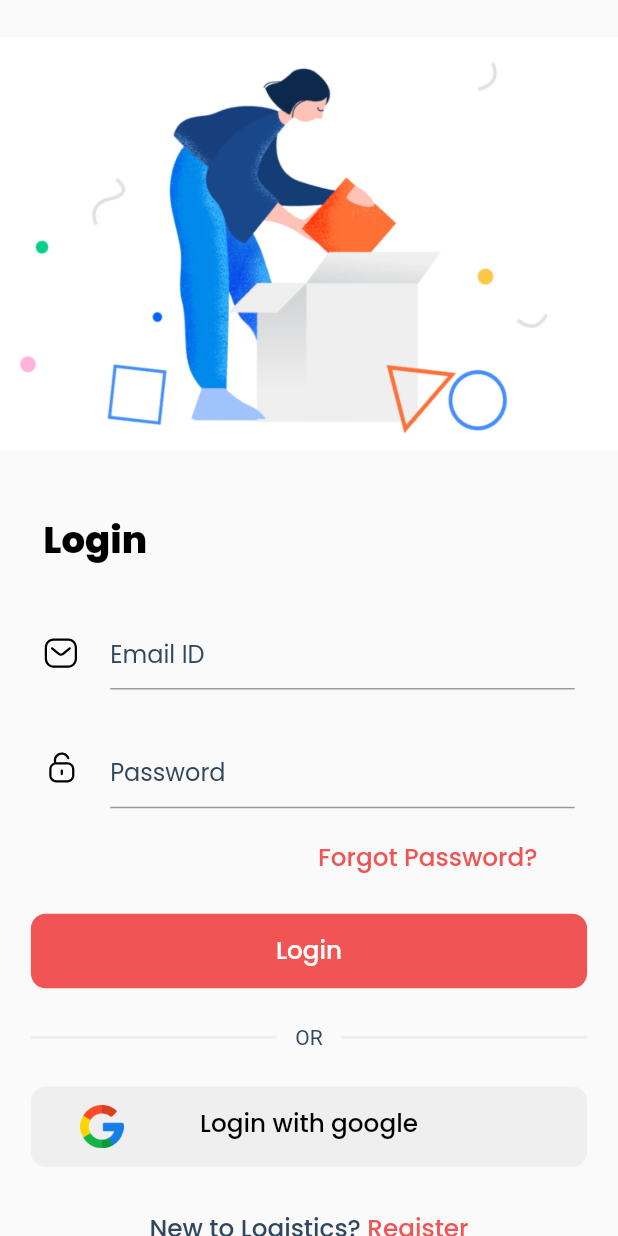
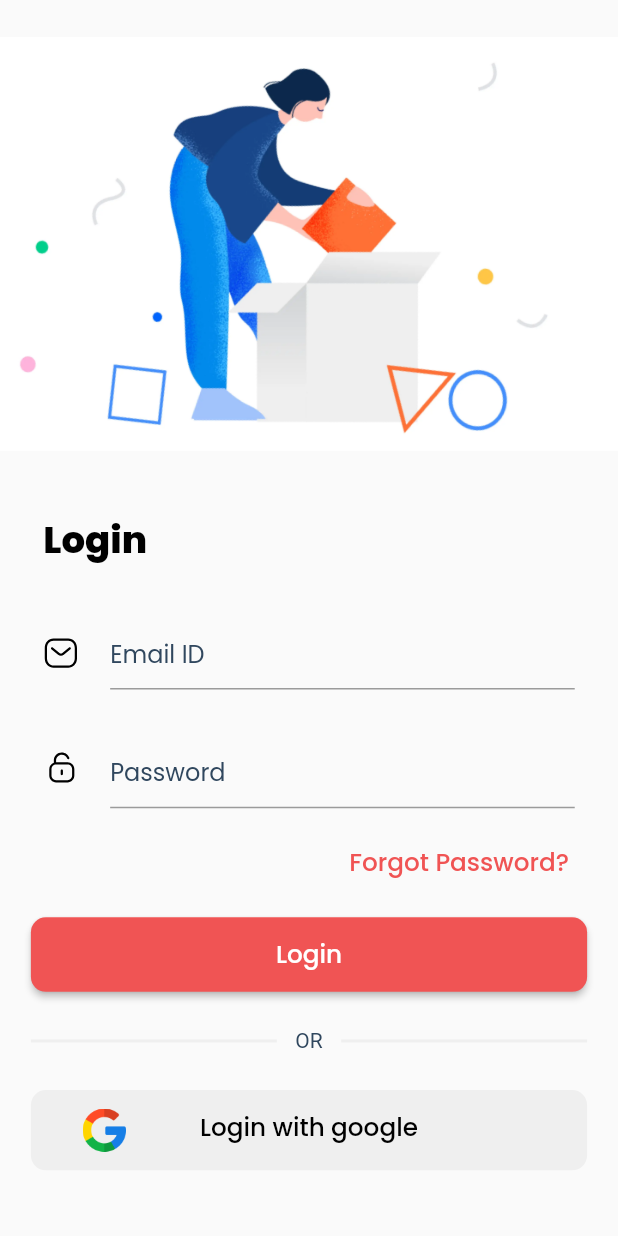
Before and after one commit to priyank56/kumkum-app, a Flutter app: the screen it shows after launch, on a phone screen of 412 x 824 dp. Run offline on Flutter 3.47's test engine with Material 2 defaults, Android fonts, the phone set to English and light mode, and no system bars; our stand-ins replace auto_size_text, cached_network_image, connectivity_plus, contacts_service, dio, dropdown_button2 and 21 more; accounts and stored records are empty.

Commit message:
Material design!!

```diff
--- a/lib/ui/contact/views/contact_screen.dart
+++ b/lib/ui/contact/views/contact_screen.dart
@@ -637,9 +637,7 @@ class ContactScreen extends StatelessWidget {
               EdgeInsets.only(top: Sizes.height_1_4, bottom: Sizes.height_1_4),
               child: Row(
                 children: [
-                  InkWell(
-                    onTap: () {},
-                    child: Container(
+                  Container(
                     decoration: BoxDecoration(
                         shape: BoxShape.circle,
                         border: Border.all(
@@ -650,7 +648,6 @@ class ContactScreen extends StatelessWidget {
                     child: Padding(
                       padding: const EdgeInsets.all(10.0),
                       child: Container(),
-                      ),
                     ),
                   ),
                   Expanded(
--- a/lib/ui/login/views/login_screen.dart
+++ b/lib/ui/login/views/login_screen.dart
@@ -3,6 +3,7 @@ import 'package:spotify_flutter_code/routes/app_routes.dart';
 import 'package:spotify_flutter_code/ui/login/controllers/login_controller.dart';
 import 'package:get/get.dart';
 import 'package:flutter_svg/svg.dart';
+import 'package:spotify_flutter_code/utils/utils.dart';
 import '../../../custom/dialog/progressdialog.dart';
 import '../../../utils/color.dart';
 import '../../../utils/constant.dart';
@@ -164,7 +165,7 @@ class LoginScreen extends StatelessWidget {
   }
 
   _widgetForGotPaasText() {
-    return Container(
+    /*return Container(
       alignment: Alignment.centerRight,
       child: Material(
         color: CColor.transparent,
@@ -193,37 +194,52 @@ class LoginScreen extends StatelessWidget {
           ),
         ),
       ),
+    );*/
+    return Container(
+      alignment: Alignment.centerRight,
+      margin:
+      EdgeInsets.only(top: Sizes.height_1_5, right: Sizes.width_6),
+      child: TextButton(
+        style: TextButton.styleFrom(
+          textStyle: TextStyle(
+              color: CColor.theme,
+              fontFamily: Constant.appFont,
+              fontWeight: FontWeight.w500,
+              fontSize: FontSize.size_12),
+        ),
+        onPressed: () {
+          Get.toNamed(AppRoutes.forgotPass);
+        },
+        child: Text("${"txtForgotPass".tr}?",style: TextStyle( color: CColor.theme),),
+      ),
     );
   }
 
   _widgetLoginButton(LoginController logic, BuildContext context) {
-    return Material(
-      color: CColor.transparent,
-      child: InkWell(
-        splashColor: CColor.theme,
-        onTap: () {
+    return Container(
+      width: MediaQuery.of(context).size.width,
+      margin: EdgeInsets.only(
+          top: Sizes.height_1_5, left: Sizes.width_5, right: Sizes.width_5),
+      child: ElevatedButton(
+        style: ElevatedButton.styleFrom(
+          backgroundColor: CColor.theme,
+          shape: RoundedRectangleBorder(
+            borderRadius: BorderRadius.circular(10), // <-- Radius
+          ),
+          textStyle: TextStyle(
+              color: CColor.white,
+              fontSize: FontSize.size_12,
+              fontFamily: Constant.appFont,
+              fontWeight: FontWeight.w500),
+        ),
+        onPressed: () {
           if(logic.validation(context)!) {
             logic.callLogin(context);
           }
         },
         child: Container(
-          margin: EdgeInsets.only(
-              top: Sizes.height_3, left: Sizes.width_5, right: Sizes.width_5),
-          width: MediaQuery.of(context).size.width,
-          decoration: BoxDecoration(
-            color: CColor.theme,
-            borderRadius: BorderRadius.circular(10),
-          ),
           padding: EdgeInsets.all(Sizes.height_1_5),
-          child: Text(
-            "txtLogin".tr,
-            style: TextStyle(
-                color: CColor.white,
-                fontSize: FontSize.size_12,
-                fontFamily: Constant.appFont,
-                fontWeight: FontWeight.w500),
-            textAlign: TextAlign.center,
-          ),
+          child: Text("txtLogin".tr,),
         ),
       ),
     );
@@ -260,26 +276,32 @@ class LoginScreen extends StatelessWidget {
   }
 
   _widgetGoogleButton(LoginController logic, BuildContext context) {
-    return Material(
-      color: CColor.transparent,
-      child: InkWell(
-        splashColor: CColor.grayEF,
-        onTap: () {
+    return Container(
+      width: MediaQuery.of(context).size.width,
+      margin: EdgeInsets.only(
+          top: Sizes.height_3, left: Sizes.width_5, right: Sizes.width_5),
+      child: ElevatedButton(
+        style: ElevatedButton.styleFrom(
+          elevation: 0,
+          shape: RoundedRectangleBorder(
+            borderRadius: BorderRadius.circular(10), // <-- Radius
+          ),
+          backgroundColor: CColor.grayEF,
+          textStyle: TextStyle(
+              color: CColor.white,
+              fontSize: FontSize.size_12,
+              fontFamily: Constant.appFont,
+              fontWeight: FontWeight.w500),
+        ),
+        onPressed: () {
           logic.loginWithGoogle(context);
         },
         child: Container(
-          margin: EdgeInsets.only(
-              top: Sizes.height_3, left: Sizes.width_5, right: Sizes.width_5),
-          width: MediaQuery.of(context).size.width,
-          decoration: BoxDecoration(
-            color: CColor.grayEF,
-            borderRadius: BorderRadius.circular(10),
-          ),
           padding: EdgeInsets.all(Sizes.height_1_5),
           child: Stack(
             children: [
               Container(
-                margin: EdgeInsets.only(left: Sizes.width_5),
+                margin: EdgeInsets.only(left: Sizes.width_1_5),
                 child: Image.asset(
                   "assets/login_flow/ic_google.png",
                   height: Sizes.width_7,
@@ -306,17 +328,21 @@ class LoginScreen extends StatelessWidget {
   }
 
   _widgetRegisterText(LoginController logic, BuildContext context) {
-    return Material(
-      color: CColor.transparent,
-      child: InkWell(
-        splashColor: CColor.black,
-        onTap: () {
+    return Container(
+      alignment: Alignment.center,
+      margin: EdgeInsets.only(top: Sizes.height_3_5,bottom: Sizes.height_5),
+      child: TextButton(
+        style: TextButton.styleFrom(
+          textStyle: TextStyle(
+              color: CColor.theme,
+              fontFamily: Constant.appFont,
+              fontWeight: FontWeight.w500,
+              fontSize: FontSize.size_12),
+        ),
+        onPressed: () {
           Get.toNamed(AppRoutes.signUp);
         },
-        child: Container(
-          margin: EdgeInsets.only(top: Sizes.height_3_5,bottom: Sizes.height_5),
-          child: Row(
-            mainAxisAlignment: MainAxisAlignment.center,
+        child: Wrap(
           children: [
             Text(
               "txtNewLogin".tr,
@@ -339,7 +365,6 @@ class LoginScreen extends StatelessWidget {
           ],
         ),
       ),
-      ),
     );
   }
 }
--- a/lib/utils/utils.dart
+++ b/lib/utils/utils.dart
@@ -120,4 +120,8 @@ class Utils{
       ),
     );
   }
+
+  static btnStyle(){
+    return ElevatedButton.styleFrom(textStyle: const TextStyle(fontSize: 20));
+  }
 }
```
Also changed, not shown: lib/ui/signup/views/signup_screen.dart (+64 -31 lines). Lines whose indentation alone changed are shown as unchanged.
